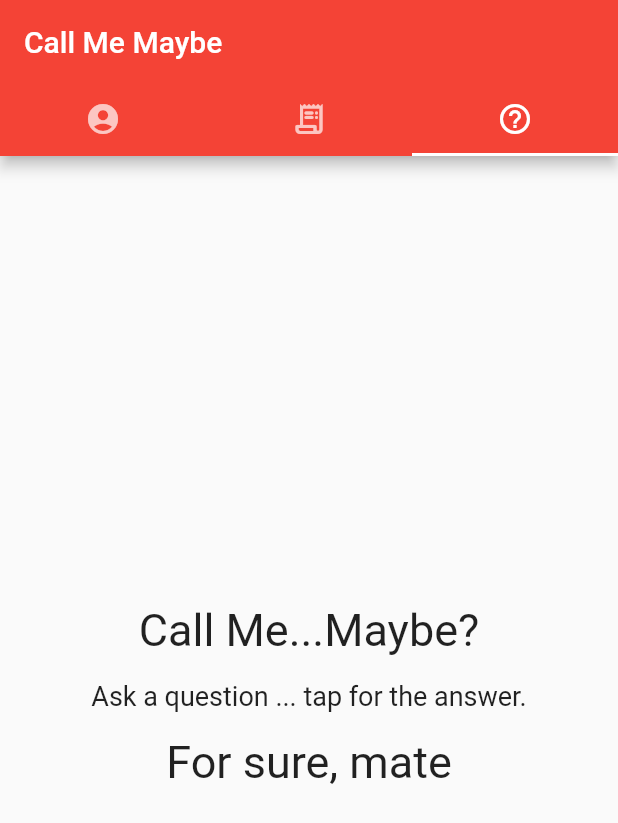
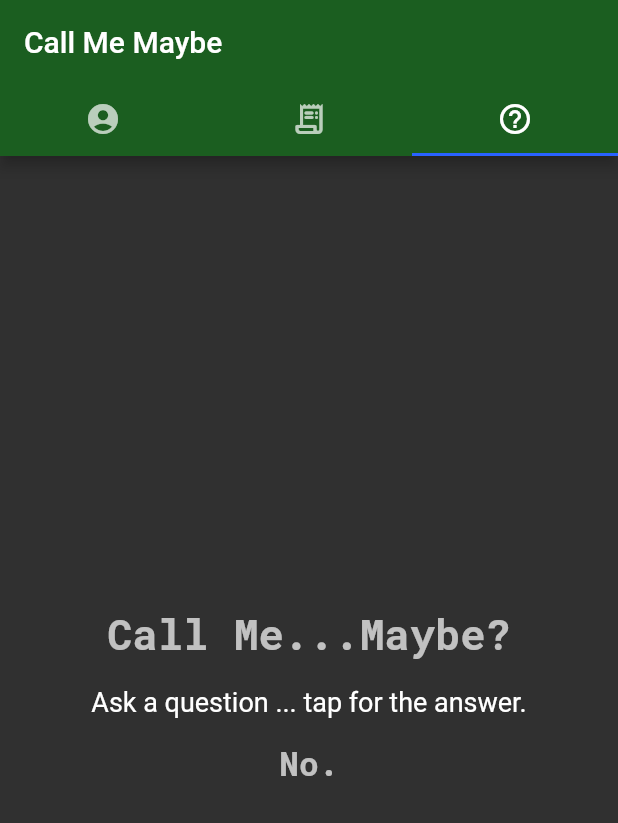
Before and after one commit to stuttskl/call_me_maybe, a Flutter app: the screen it shows after launch, tab 3 chosen, after a tap on "Ask a question ... tap for the answer.", on a phone screen of 412 x 824 dp. Shown: the top 823 px of the screen. Run offline on Flutter 3.47's test engine with Material 2 defaults, Android fonts, the phone set to English and light mode, and no system bars.

Commit message:
implemented random answer model

```diff
--- a/lib/app.dart
+++ b/lib/app.dart
@@ -6,7 +6,18 @@ class App extends StatelessWidget {
   Widget build(BuildContext context) {
     return MaterialApp(
       title: 'Call Me Maybe',
-      theme: ThemeData(primarySwatch: Colors.red),
+      theme: ThemeData(
+        brightness: Brightness.dark,
+        primaryColor: Colors.green[900],
+        accentColor: Colors.blueAccent[700],
+        // text themes/ styles
+        textTheme: TextTheme(
+          headline1: TextStyle(fontSize: 28.0, fontWeight: FontWeight.bold, fontFamily: 'RobotoMono'),
+          headline2: TextStyle(fontSize: 22.0, fontWeight: FontWeight.bold, fontFamily: 'RobotoMono'),
+          headline3: TextStyle(fontSize: 16.0, fontFamily: 'RobotoMono'),
+          bodyText1: TextStyle(fontSize: 14.0)
+        )
+      ),
       home: MainTabController()
     );
   }
--- a/lib/components/contact_card.dart
+++ b/lib/components/contact_card.dart
@@ -1,6 +1,5 @@
 import 'package:flutter/material.dart';
 import 'contact_info.dart';
-import 'text_button.dart';
 import 'package:url_launcher/url_launcher.dart';
 
 class ContactCard extends StatelessWidget {
@@ -27,19 +26,19 @@ class ContactCard extends StatelessWidget {
           width: 100,
           height: 100,
         ),
-      Text(this.name, style: Theme.of(context).textTheme.headline5),
+        Text(this.name, style: Theme.of(context).textTheme.headline2),
         ContactInfo(contact: this.title),
         ContactInfo(contact: this.company),
         TextButton(
           child: Text(this.phone),
-        onPressed: _launchPhone),
+          onPressed: _launchPhone
+        ),
         Row(
           mainAxisAlignment: MainAxisAlignment.spaceEvenly,
           children: [
             Column(
               children: [
-                TextButton(
-                  child: Text(this.website), onPressed: _launchWebsite),
+                TextButton(child: Text(this.website), onPressed: _launchWebsite),
               ],
             ),
             Column(
--- a/lib/components/contact_info.dart
+++ b/lib/components/contact_info.dart
@@ -1,5 +1,4 @@
 import 'package:flutter/material.dart';
-import 'package:url_launcher/url_launcher.dart';
 
 class ContactInfo extends StatelessWidget {
   final String contact;
@@ -9,10 +8,7 @@ class ContactInfo extends StatelessWidget {
   @override
   Widget build(BuildContext context) {
     return Row(
-      children: [
-        Text('$contact')
-        // add icon?
-      ]
+      children: [Text('$contact')]
     );
   }
 }
--- a/lib/components/magic_8ball_answer.dart
+++ b/lib/components/magic_8ball_answer.dart
@@ -1,5 +1,5 @@
 import 'package:flutter/material.dart';
-import 'dart:math';
+import '../models/random_answer.dart';
 
 class Answer extends StatefulWidget {
   @override
@@ -7,47 +7,28 @@ class Answer extends StatefulWidget {
 }
 
 class _AnswerState extends State<Answer> {
-  String placeholder = "Yes, definitely.";
+  final answer = RandomAnswer();
+
   @override
   Widget build(BuildContext context) {
-    return Scaffold(
-      body: Center(
-        child: Column(
-          mainAxisAlignment: MainAxisAlignment.center,
-          children: [
-            Container(
-              padding: EdgeInsets.all(16.0),
-              child: Text('Call Me...Maybe?', style: TextStyle(fontSize: 30))),
-            GestureDetector(
-              onTap: () => changeText(),
-              child: Text('Ask a question ... tap for the answer.', style: TextStyle(fontSize: 18))
-            ),
-            Container(padding: EdgeInsets.all(16.0), child: Text('$placeholder', style: TextStyle(fontSize: 30))),
-          ],
+    return Column(
+      children: [
+        GestureDetector(
+          onTap: () {
+            setState(() {
+              answer.selectRandom();
+            });
+          },
+          child: Text('Ask a question ... tap for the answer.',
+            style: TextStyle(fontSize: 18)
+          )
         ),
-      )
+        Container(
+          padding: EdgeInsets.all(16.0),
+          child: Text('${answer.randomAnswer}',
+            style: Theme.of(context).textTheme.headline2)
+        )
+      ],
     );
   }
-
-  changeText() {
-    setState(() {
-      List<String> answers = [
-        "Yes, definitely",
-        "No way",
-        "Literally...impossible",
-        "Maybe, I dunno?",
-        "For sure, mate",
-        "No.",
-        "Idk",
-        "Why are you asking me?"
-      ];
-
-      random(min, max) {
-        var rn = new Random();
-        return min + rn.nextInt(max - min);
-      }
-
-      placeholder = answers[random(0, answers.length)];
-    });
-  }
 }
--- /dev/null
+++ b/lib/models/random_answer.dart
@@ -0,0 +1,29 @@
+import 'dart:math';
+
+class RandomAnswer {
+  List<String> answers = [
+    "Yes, definitely",
+    "No way",
+    "Literally...impossible",
+    "Maybe, I dunno?",
+    "For sure, mate",
+    "No.",
+    "Idk",
+    "Why are you asking me?"
+  ];
+
+  String _randomAnswer = "";
+
+  final int numberOfAnswers;
+  final Random random = Random();
+  int _currentValue = 0;
+
+  RandomAnswer({this.numberOfAnswers = 8});
+
+  String get randomAnswer => _randomAnswer;
+
+  void selectRandom() {
+    _currentValue = random.nextInt(numberOfAnswers) + 1;
+    _randomAnswer = answers[_currentValue];
+  }
+}
--- a/lib/screens/question_screen.dart
+++ b/lib/screens/question_screen.dart
@@ -1,16 +1,24 @@
 import 'package:flutter/material.dart';
 import '../components/magic_8ball_answer.dart';
+import '../models/random_answer.dart';
 
 
 class QuestionScreen extends StatelessWidget {
   @override
   Widget build(BuildContext context) {
-    return Container(
-      padding: EdgeInsets.all(16.0),
-      child:
-        Center(
-          child: Answer(),
-        )
+    return Scaffold(
+      body: Center(
+        child: Column(
+          mainAxisAlignment: MainAxisAlignment.center,
+          children: [
+            Container(
+              padding: EdgeInsets.all(16.0),
+              child: Text('Call Me...Maybe?', style: Theme.of(context).textTheme.headline1)
+            ),
+            Answer()
+          ],
+        ),
+      )
     );
   }
 }
```
Also changed, not shown: lib/components/button.dart (deleted, +0 -26 lines), lib/components/resume_entry.dart (+10 -20 lines), lib/components/resume_header.dart (added, +25 -0 lines), lib/components/text_button.dart (deleted, +0 -24 lines), lib/screens/resume_screen.dart (+13 -41 lines), pubspec.yaml (+4 -14 lines), fonts/RobotoMono-Italic-VariableFont_wght.ttf (added), fonts/RobotoMono-VariableFont_wght.ttf (added), 1 other file. Lines whose indentation alone changed are shown as unchanged.
